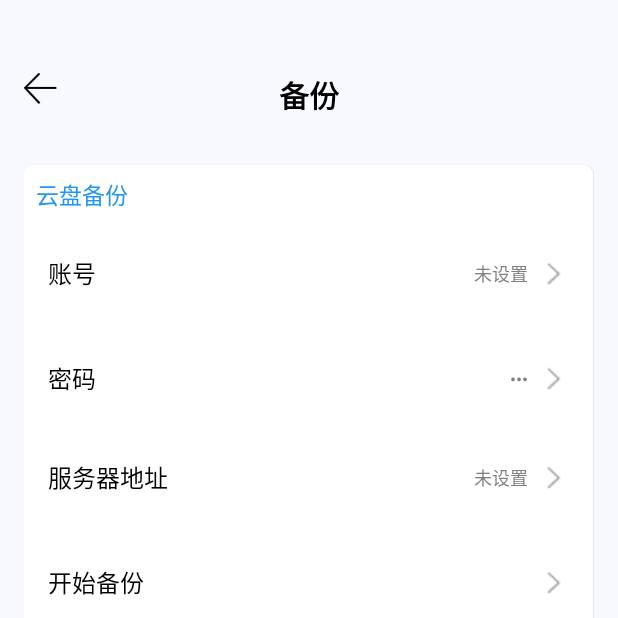
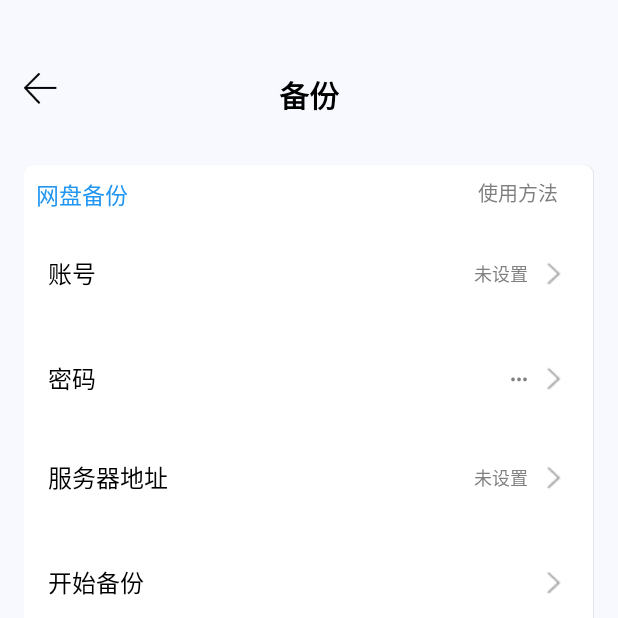
Before and after one commit to shine56/CareFree, an Android app: the BackupActivity screen opened directly, with no data from a screen before it, on a phone screen of 412 x 824 dp, the top half of it. Run offline under Robolectric (Android 15) with nearby library versions, the phone set to English and light mode, and no system bars; our stand-ins replace RxJava, data binding; 18 statements that could not run were skipped.

Commit message:
添加网盘备份使用方法按钮

```diff
--- a/app/src/main/java/com/example/a73233/carefree/me/view/BackupActivity.java
+++ b/app/src/main/java/com/example/a73233/carefree/me/view/BackupActivity.java
@@ -4,6 +4,7 @@ import android.app.ActivityOptions;
 import android.app.Dialog;
 import android.content.Intent;
 import android.databinding.DataBindingUtil;
+import android.net.Uri;
 import android.support.v7.app.AlertDialog;
 import android.os.Bundle;
 import android.text.InputType;
@@ -62,6 +63,11 @@ public class BackupActivity extends BaseActivity {
                 break;
             case R.id.backup_toolbar_left:
                 onBackPressed();
+                break;
+            case R.id.backup_how_user:
+                Intent intent = new Intent(Intent.ACTION_VIEW);
+                intent.setData(Uri.parse("https://sspai.com/post/55874?hippy=1"));
+                startActivity(intent);
                 break;
         }
     }
@@ -170,7 +176,7 @@ public class BackupActivity extends BaseActivity {
         if(type == ConstantPool.SDCARD){
             text.setText("        你的数据将会备份在本地 mnt/sdcard/CareFree/ 目录下");
         }else {
-            text.setText("        确认即表示你将同意将数据上传至第三方云盘，请确保你选择了信任的云盘上传数据。\n        你的数据将会备份在 云盘/CareFree/ 目录下");
+            text.setText("        确认即表示你将同意将数据上传至第三方网盘，请确保你选择了信任的网盘上传数据。\n        你的数据将会备份在 网盘/CareFree/ 目录下");
         }
         confirm.setOnClickListener(new View.OnClickListener() {
             @Override
--- a/app/src/main/res/layout/activity_backup.xml
+++ b/app/src/main/res/layout/activity_backup.xml
@@ -56,14 +56,35 @@
             app:layout_constraintStart_toStartOf="parent"
             app:layout_constraintTop_toBottomOf="@+id/backup_toolbar">
 
-            <TextView
-                android:layout_width="wrap_content"
-                android:layout_height="wrap_content"
-                android:layout_marginLeft="8dp"
-                android:layout_marginTop="8dp"
-                android:text="云盘备份"
-                android:textColor="@color/mainBg2"
-                android:textSize="15dp"></TextView>
+            <android.support.constraint.ConstraintLayout
+                android:layout_width="match_parent"
+                android:layout_height="match_parent">
+
+                <TextView
+                    android:layout_width="wrap_content"
+                    android:layout_height="wrap_content"
+                    android:layout_marginStart="8dp"
+                    android:layout_marginTop="8dp"
+                    android:text="网盘备份"
+                    android:textColor="@color/mainBg2"
+                    android:textSize="15dp"
+                    app:layout_constraintStart_toStartOf="parent"
+                    app:layout_constraintTop_toTopOf="parent"></TextView>
+
+                <TextView
+                    android:id="@+id/backup_how_user"
+                    android:layout_width="wrap_content"
+                    android:layout_height="wrap_content"
+                    android:layout_marginTop="8dp"
+                    android:layout_marginEnd="24dp"
+                    android:onClick="@{backupActivity.onClick}"
+                    android:text="使用方法"
+                    android:textColor="@color/gray"
+                    android:textSize="13dp"
+                    app:layout_constraintEnd_toEndOf="parent"
+                    app:layout_constraintTop_toTopOf="parent"></TextView>
+
+            </android.support.constraint.ConstraintLayout>
 
             <android.support.constraint.ConstraintLayout
                 android:id="@+id/backup_name"
```
